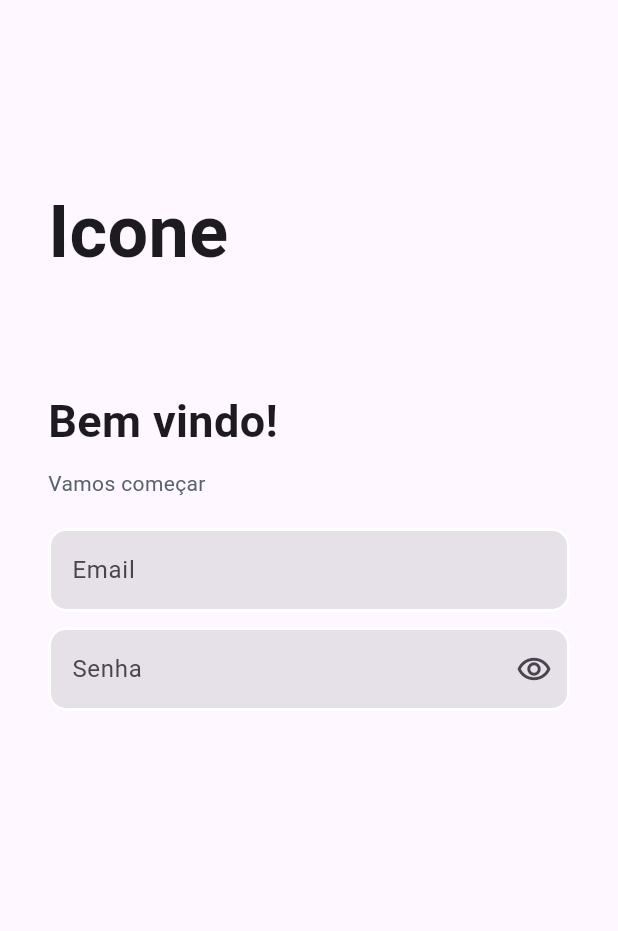
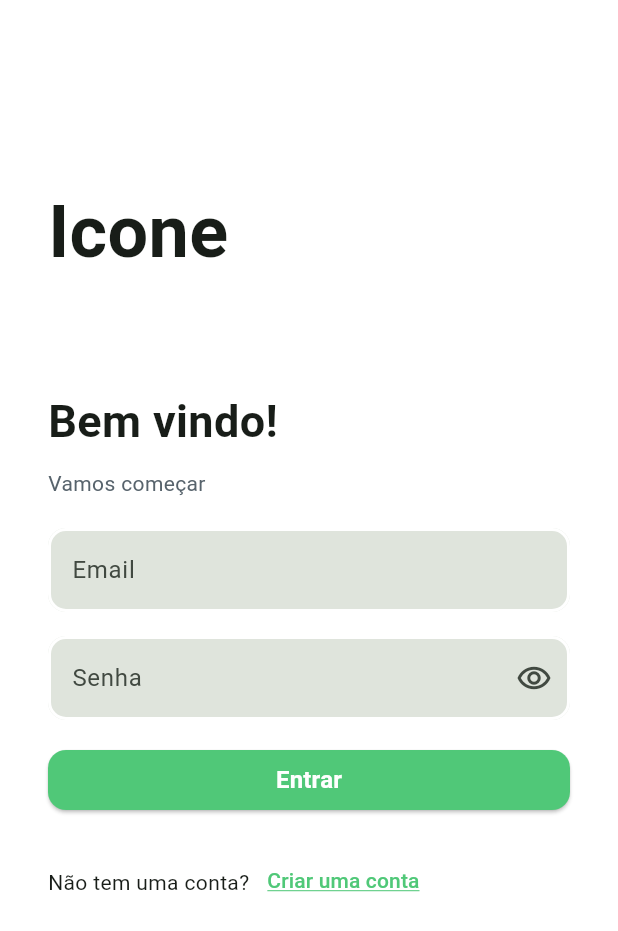
Before and after one commit to LuizVieira11/carona-solidaria, a Flutter app: the screen it shows after launch, on a phone screen of 412 x 824 dp. Shown: the top 931 px of the screen. Run offline on Flutter 3.47's test engine with Material 3 defaults, Android fonts, the light colour scheme and no system bars.

Commit message:
Falta fazer a página styles para separar funções

```diff
--- a/lib/main.dart
+++ b/lib/main.dart
@@ -1,4 +1,5 @@
-import 'package:carona_solidaria/pages/LoginPage.dart';
+import '../pages/LoginPage.dart';
+import '../utils/colors.dart';
 import 'package:flutter/material.dart';
 import 'package:flutter/services.dart';
 
@@ -18,6 +19,10 @@ class MainApp extends StatelessWidget {
     return SafeArea(
       child: MaterialApp(
         title: "Carona Solidária App",
+        theme: ThemeData(
+          colorScheme: ColorScheme.fromSeed(seedColor: green),
+          useMaterial3: true,
+        ),
         debugShowCheckedModeBanner: false,
         navigatorKey: navigatorKey,
         routes: <String, Widget Function(BuildContext)>{
--- a/lib/pages/LoginPage.dart
+++ b/lib/pages/LoginPage.dart
@@ -1,4 +1,6 @@
-import 'package:carona_solidaria/utils/colors.dart';
+import 'package:carona_solidaria/utils/styles.dart';
+
+import '../utils/colors.dart';
 import 'package:flutter/material.dart';
 
 class Loginpage extends StatefulWidget {
@@ -15,9 +17,10 @@ class _LoginpageState extends State<Loginpage> {
   @override
   Widget build(BuildContext context) {
     return Scaffold(
+      backgroundColor: Colors.white,
       body: SingleChildScrollView(
         child: Padding(
-        padding: const EdgeInsets.fromLTRB(32, 50, 0, 50),
+          padding: const EdgeInsets.fromLTRB(32, 50, 32, 50),
           child: Form(
             key: _formKey,
             child: Column(
@@ -50,7 +53,7 @@ class _LoginpageState extends State<Loginpage> {
                   ),
                 ),
                 Padding(
-                  padding: EdgeInsets.fromLTRB(0, 20, 32, 5),
+                  padding: EdgeInsets.fromLTRB(0, 20, 0, 8),
                   child: TextFormField(
                     decoration: InputDecoration(
                       labelText: 'Email',
@@ -67,9 +70,10 @@ class _LoginpageState extends State<Loginpage> {
                       ),
                     ),
                     maxLines: 1,
-                  )),
+                  ),
+                ),
                 Padding(
-                  padding: EdgeInsets.fromLTRB(0, 5, 32, 5),
+                  padding: EdgeInsets.fromLTRB(0, 8, 0, 16),
                   child: TextFormField(
                     decoration: InputDecoration(
                       suffixIcon: (viewPasswordText)
@@ -100,13 +104,57 @@ class _LoginpageState extends State<Loginpage> {
                         borderSide: BorderSide(color: Colors.white, width: 2.0),
                       ),
                     ),
+                    // textFieldDecoration(
+                    //     label: 'Senha', viewPasswordText: viewPasswordText),
                     obscureText: viewPasswordText,
                     maxLines: 1,
-                  )),
+                  ),
+                ),
+                Row(
+                  children: [
+                    Expanded(
+                      child: ElevatedButton(
+                        onPressed: () {},
+                        style: buttonStyle(),
+                        child: const Text(
+                          'Entrar',
+                          style: TextStyle(
+                            fontSize: 16,
+                            fontWeight: FontWeight.w600,
+                            color: Colors.white,
+                          ),
+                        ),
+                      ),
+                    ),
+                  ],
+                ),
+                Padding(
+                  padding: const EdgeInsets.fromLTRB(0, 20, 0, 16),
+                  child: Row(
+                    children: [
+                      Text('Não tem uma conta?'),
+                      TextButton(
+                        onPressed: () {},
+                        child: Text(
+                          'Criar uma conta',
+                          style: TextStyle(
+                            shadows: [
+                              Shadow(color: green, offset: Offset(0, -1))
+                            ],
+                            color: Colors.transparent,
+                            decoration: TextDecoration.underline,
+                            decorationColor: green,
+                          ),
+                        ),
+                      ),
+                    ],
+                  ),
+                ),
               ],
             ),
           ),
         ),
-    ));
+      ),
+    );
   }
 }
```
Also changed, not shown: lib/utils/styles.dart (added, +58 -0 lines). Lines whose indentation alone changed are shown as unchanged.
